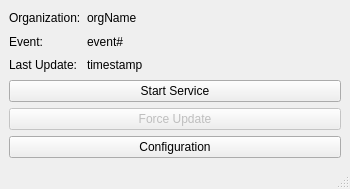
Above: src/race_results/ui/main_window.ui from Shamtam/race-results-client before the change. Below: the same form after it.
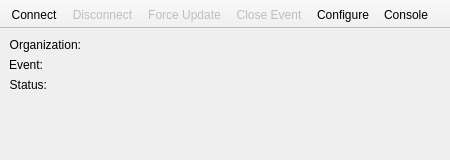
That is the form after the change. Icons and pictures are not drawn.

```diff
--- a/src/race_results/ui/main_window.ui
+++ b/src/race_results/ui/main_window.ui
@@ -6,90 +6,227 @@
    <rect>
     <x>0</x>
     <y>0</y>
-    <width>350</width>
-    <height>189</height>
+    <width>450</width>
+    <height>160</height>
    </rect>
   </property>
+  <property name="sizePolicy">
+   <sizepolicy hsizetype="Fixed" vsizetype="Fixed">
+    <horstretch>0</horstretch>
+    <verstretch>0</verstretch>
+   </sizepolicy>
+  </property>
+  <property name="contextMenuPolicy">
+   <enum>Qt::ContextMenuPolicy::NoContextMenu</enum>
+  </property>
   <property name="windowTitle">
    <string>Race Results</string>
   </property>
   <property name="toolButtonStyle">
-   <enum>Qt::ToolButtonStyle::ToolButtonIconOnly</enum>
+   <enum>Qt::ToolButtonStyle::ToolButtonTextUnderIcon</enum>
+  </property>
+  <property name="documentMode">
+   <bool>false</bool>
   </property>
   <property name="unifiedTitleAndToolBarOnMac">
    <bool>true</bool>
   </property>
   <widget class="QWidget" name="centralwidget">
-   <layout class="QGridLayout" name="gridLayout" columnstretch="0,1">
-    <item row="2" column="0">
-     <widget class="QLabel" name="label_lastupdate">
-      <property name="text">
-       <string>Last Update:</string>
-      </property>
-     </widget>
-    </item>
-    <item row="5" column="0" colspan="2">
-     <widget class="QPushButton" name="button_forceupdate">
-      <property name="enabled">
-       <bool>false</bool>
-      </property>
-      <property name="text">
-       <string>Force Update</string>
-      </property>
-     </widget>
-    </item>
-    <item row="1" column="0">
-     <widget class="QLabel" name="label_event">
-      <property name="text">
-       <string>Event:</string>
-      </property>
-     </widget>
-    </item>
+   <layout class="QFormLayout" name="formLayout">
     <item row="0" column="0">
      <widget class="QLabel" name="label_org">
+      <property name="sizePolicy">
+       <sizepolicy hsizetype="MinimumExpanding" vsizetype="Preferred">
+        <horstretch>0</horstretch>
+        <verstretch>0</verstretch>
+       </sizepolicy>
+      </property>
       <property name="text">
        <string>Organization:</string>
       </property>
+      <property name="alignment">
+       <set>Qt::AlignmentFlag::AlignRight|Qt::AlignmentFlag::AlignTrailing|Qt::AlignmentFlag::AlignVCenter</set>
+      </property>
      </widget>
     </item>
     <item row="0" column="1">
      <widget class="QLabel" name="text_org">
       <property name="text">
-       <string>orgName</string>
+       <string/>
       </property>
      </widget>
     </item>
-    <item row="4" column="0" colspan="2">
-     <widget class="QPushButton" name="button_service">
+    <item row="1" column="0">
+     <widget class="QLabel" name="label_event">
+      <property name="sizePolicy">
+       <sizepolicy hsizetype="MinimumExpanding" vsizetype="Preferred">
+        <horstretch>0</horstretch>
+        <verstretch>0</verstretch>
+       </sizepolicy>
+      </property>
       <property name="text">
-       <string>Start Service</string>
+       <string>Event:</string>
+      </property>
+      <property name="alignment">
+       <set>Qt::AlignmentFlag::AlignRight|Qt::AlignmentFlag::AlignTrailing|Qt::AlignmentFlag::AlignVCenter</set>
       </property>
      </widget>
     </item>
     <item row="1" column="1">
      <widget class="QLabel" name="text_event">
       <property name="text">
-       <string>event#</string>
+       <string/>
+      </property>
+     </widget>
+    </item>
+    <item row="2" column="0">
+     <widget class="QLabel" name="label_status">
+      <property name="sizePolicy">
+       <sizepolicy hsizetype="MinimumExpanding" vsizetype="Preferred">
+        <horstretch>0</horstretch>
+        <verstretch>0</verstretch>
+       </sizepolicy>
+      </property>
+      <property name="text">
+       <string>Status:</string>
+      </property>
+      <property name="alignment">
+       <set>Qt::AlignmentFlag::AlignRight|Qt::AlignmentFlag::AlignTrailing|Qt::AlignmentFlag::AlignVCenter</set>
       </property>
      </widget>
     </item>
     <item row="2" column="1">
-     <widget class="QLabel" name="text_lastupdate">
+     <widget class="QLabel" name="text_status">
       <property name="text">
-       <string>timestamp</string>
-      </property>
-     </widget>
-    </item>
-    <item row="6" column="0" colspan="2">
-     <widget class="QPushButton" name="button_config">
-      <property name="text">
-       <string>Configuration</string>
+       <string/>
       </property>
      </widget>
     </item>
    </layout>
   </widget>
-  <widget class="QStatusBar" name="statusbar"/>
+  <widget class="QStatusBar" name="statusbar">
+   <property name="sizeGripEnabled">
+    <bool>false</bool>
+   </property>
+  </widget>
+  <widget class="QToolBar" name="toolBar">
+   <property name="windowTitle">
+    <string>toolBar</string>
+   </property>
+   <property name="movable">
+    <bool>false</bool>
+   </property>
+   <property name="floatable">
+    <bool>false</bool>
+   </property>
+   <attribute name="toolBarArea">
+    <enum>TopToolBarArea</enum>
+   </attribute>
+   <attribute name="toolBarBreak">
+    <bool>false</bool>
+   </attribute>
+   <addaction name="actionConnect"/>
+   <addaction name="actionDisconnect"/>
+   <addaction name="actionForceUpdate"/>
+   <addaction name="actionCloseEvent"/>
+   <addaction name="actionConfigure"/>
+   <addaction name="actionConsole"/>
+  </widget>
+  <action name="actionForceUpdate">
+   <property name="enabled">
+    <bool>false</bool>
+   </property>
+   <property name="icon">
+    <iconset theme="QIcon::ThemeIcon::SyncSynchronizing"/>
+   </property>
+   <property name="text">
+    <string>Force Update</string>
+   </property>
+   <property name="menuRole">
+    <enum>QAction::MenuRole::NoRole</enum>
+   </property>
+  </action>
+  <action name="actionCloseEvent">
+   <property name="enabled">
+    <bool>false</bool>
+   </property>
+   <property name="icon">
+    <iconset theme="QIcon::ThemeIcon::DocumentSave"/>
+   </property>
+   <property name="text">
+    <string>Close Event</string>
+   </property>
+   <property name="menuRole">
+    <enum>QAction::MenuRole::NoRole</enum>
+   </property>
+  </action>
+  <action name="actionConfigure">
+   <property name="icon">
+    <iconset theme="QIcon::ThemeIcon::DocumentProperties"/>
+   </property>
+   <property name="text">
+    <string>Configure</string>
+   </property>
+   <property name="menuRole">
+    <enum>QAction::MenuRole::PreferencesRole</enum>
+   </property>
+  </action>
+  <action name="actionConnect">
+   <property name="checked">
+    <bool>false</bool>
+   </property>
+   <property name="icon">
+    <iconset theme="QIcon::ThemeIcon::SystemShutdown"/>
+   </property>
+   <property name="text">
+    <string>Connect</string>
+   </property>
+   <property name="statusTip">
+    <string>Connect to Server</string>
+   </property>
+   <property name="menuRole">
+    <enum>QAction::MenuRole::NoRole</enum>
+   </property>
+  </action>
+  <action name="actionConsole">
+   <property name="checkable">
+    <bool>true</bool>
+   </property>
+   <property name="icon">
+    <iconset theme="QIcon::ThemeIcon::DialogInformation"/>
+   </property>
+   <property name="text">
+    <string>Console</string>
+   </property>
+   <property name="menuRole">
+    <enum>QAction::MenuRole::NoRole</enum>
+   </property>
+  </action>
+  <action name="actionDisconnect">
+   <property name="enabled">
+    <bool>false</bool>
+   </property>
+   <property name="icon">
+    <iconset theme="QIcon::ThemeIcon::NetworkOffline"/>
+   </property>
+   <property name="text">
+    <string>Disconnect</string>
+   </property>
+   <property name="menuRole">
+    <enum>QAction::MenuRole::NoRole</enum>
+   </property>
+  </action>
+  <action name="actionQuit">
+   <property name="icon">
+    <iconset theme="QIcon::ThemeIcon::ApplicationExit"/>
+   </property>
+   <property name="text">
+    <string>Quit</string>
+   </property>
+   <property name="menuRole">
+    <enum>QAction::MenuRole::QuitRole</enum>
+   </property>
+  </action>
  </widget>
  <resources/>
  <connections>
```
Left out of the diff: 98 changed lines with no effect on the pictures.
